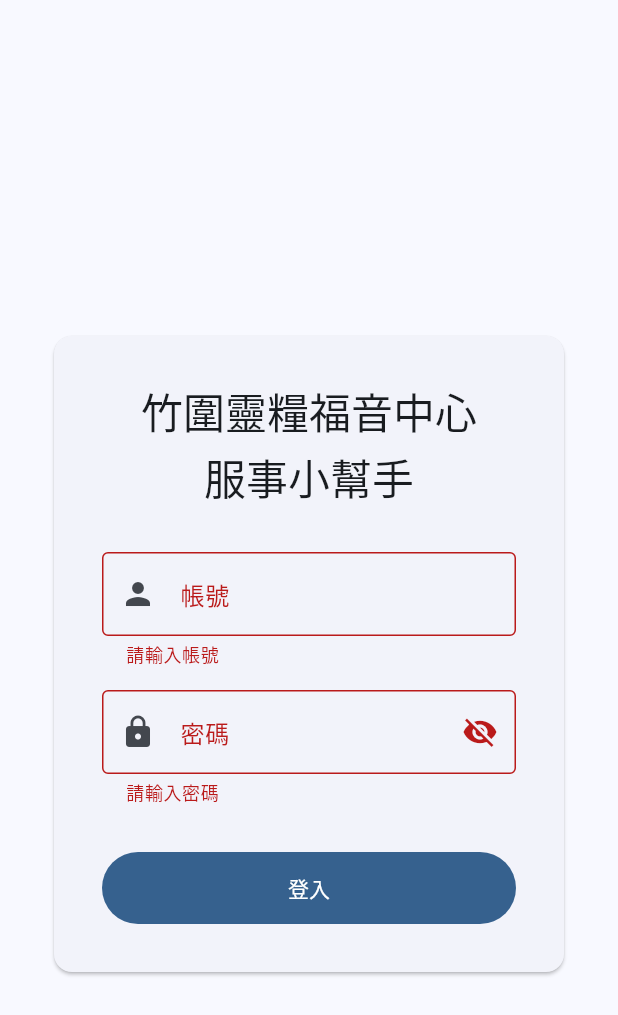
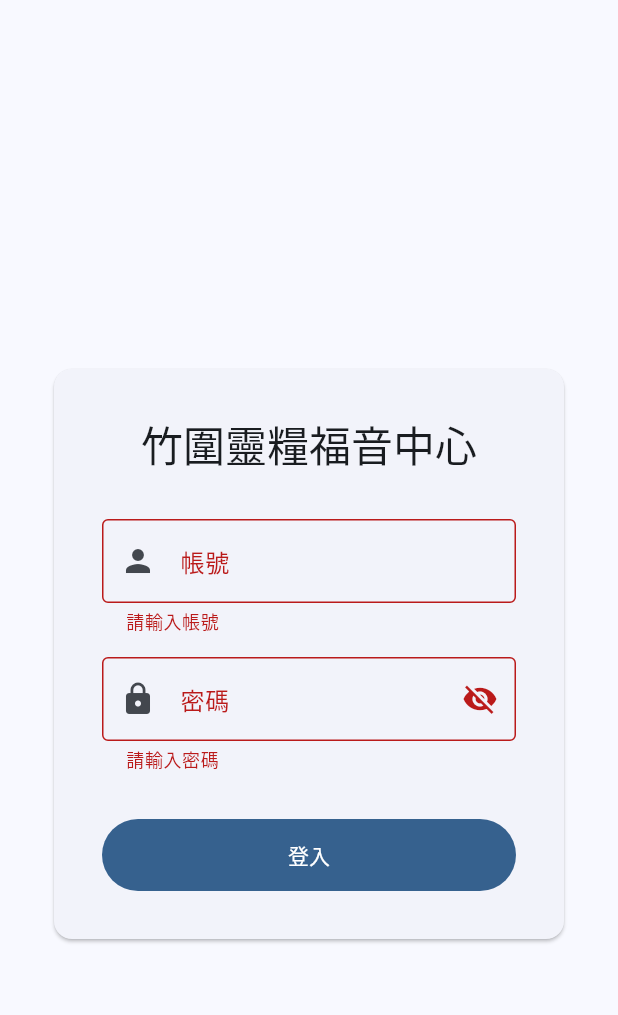
Before and after one commit to hansli112/church-staff-pwa, a Flutter app: the screen it shows after launch, after a tap on "登入", on a phone screen of 412 x 824 dp. Shown: the top 1015 px of the screen. Run offline on Flutter 3.47's test engine with Material 3 defaults, Android fonts, the light colour scheme and no system bars; our stand-ins replace cloud_firestore, firebase_auth, firebase_core, firebase_messaging, shared_preferences, web; accounts and stored records are empty; statements that could not run were skipped.

Commit message:
feat(ui): drop '服事小幫手' subtitle from loading and entry screens
The subtitle made opening the app feel like a task ('serve helper' →
'you came here to do work'). Drop it from all three places that show
it during entry — HTML loading overlay, _AuthRestoringShell, and the
login form. Title alone reads as branding without the obligation
nudge. Also remove the now-unused .subtitle CSS rule from index.html.

```diff
--- a/lib/features/auth/presentation/screens/login_screen.dart
+++ b/lib/features/auth/presentation/screens/login_screen.dart
@@ -68,12 +68,6 @@ class _LoginScreenState extends State<LoginScreen> {
                             children: [
                               Text(
                                 '竹圍靈糧福音中心',
-                                style: Theme.of(context).textTheme.headlineMedium,
-                                textAlign: TextAlign.center,
-                              ),
-                              const SizedBox(height: 8),
-                              Text(
-                                '服事小幫手',
                                 style: Theme.of(context).textTheme.headlineMedium,
                                 textAlign: TextAlign.center,
                               ),
--- a/lib/main.dart
+++ b/lib/main.dart
@@ -158,14 +158,6 @@ class _AuthRestoringShell extends StatelessWidget {
                 style: theme.textTheme.headlineMedium,
                 textAlign: TextAlign.center,
               ),
-              const SizedBox(height: 8),
-              Text(
-                '服事小幫手',
-                style: theme.textTheme.titleMedium?.copyWith(
-                  color: theme.colorScheme.onSurface.withValues(alpha: 0.7),
-                ),
-                textAlign: TextAlign.center,
-              ),
               const SizedBox(height: 32),
               const SizedBox(
                 width: 28,
```
Also changed, not shown: 1 other file.
